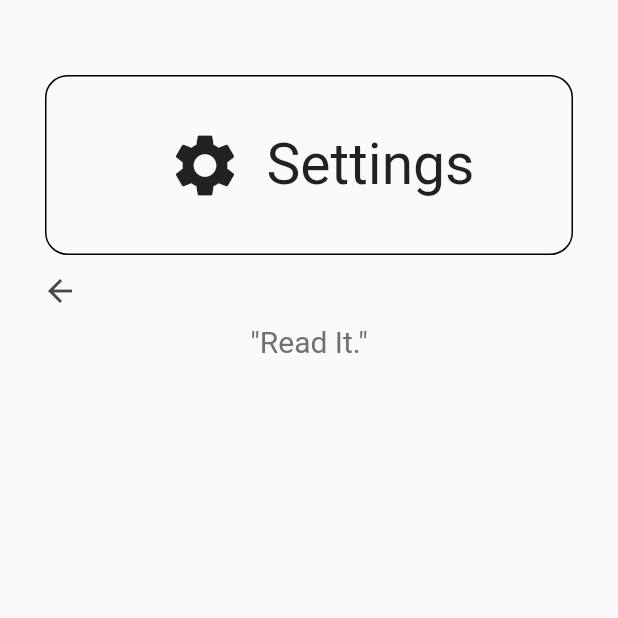
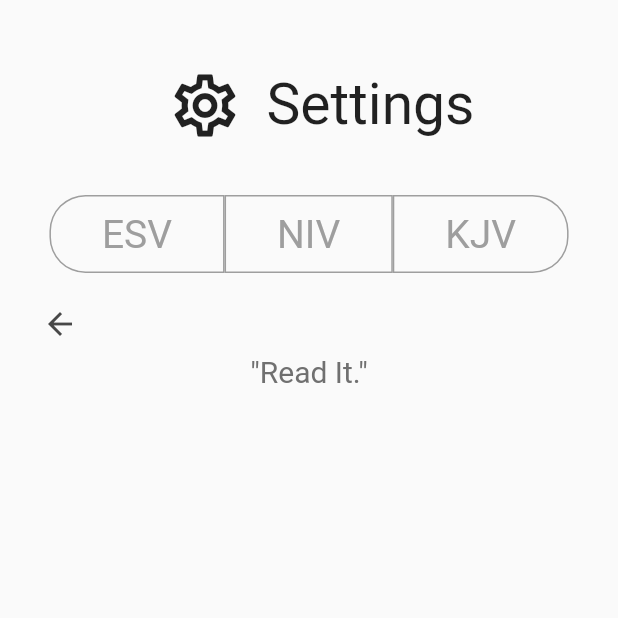
Before and after one commit to smolck/rwssp, a Flutter app: the screen it shows after launch, item 3 of the bottom bar chosen, after a tap on "What exactly is R-W-S-S-P?", on a phone screen of 412 x 824 dp, the top half of it. Run offline on Flutter 3.47's test engine with Material 2 defaults, Android fonts, the phone set to English and light mode, and no system bars; our stand-ins replace outline_material_icons; Roboto replaces fonts that are missing (Montserrat).

Commit message:
Switch to outlined icons and update settings app bar

```diff
--- a/lib/pages/settings.dart
+++ b/lib/pages/settings.dart
@@ -1,4 +1,6 @@
 import 'package:flutter/material.dart';
+import 'package:outline_material_icons/outline_material_icons.dart';
+
 import '../styles.dart';
 import './info.dart';
 
@@ -23,7 +25,7 @@ class SettingsPage extends StatelessWidget {
                   Padding(
                     padding: EdgeInsets.all(16.0),
                     child: Icon(
-                      Icons.info_outline,
+                      OMIcons.info,
                       size: 40.0,
                       color: palette['red'],
                     ),
--- a/lib/widgets/app_bar.dart
+++ b/lib/widgets/app_bar.dart
@@ -1,21 +1,19 @@
 import 'package:flutter/material.dart';
-import '../styles.dart';
 import 'package:rwssp/models/page_model.dart';
 import 'package:provider/provider.dart';
+import 'package:outline_material_icons/outline_material_icons.dart';
+
+import '../styles.dart';
 
 PreferredSize _settingsPageAppBar(BuildContext context) {
   return PreferredSize(
-    preferredSize: Size(double.infinity, 200),
+    preferredSize: Size(double.infinity, 220),
     child: Column(
       children: <Widget>[
+        // "Settings" widget
         Padding(
-          padding: EdgeInsets.only(top: 50.0, left: 30.0, right: 30.0),
+          padding: EdgeInsets.only(top: 10.0, left: 30.0, right: 30.0),
           child: Container(
-            decoration: BoxDecoration(
-              border: Border.all(color: Colors.black),
-              borderRadius: BorderRadius.all(Radius.circular(15.0)),
-              shape: BoxShape.rectangle,
-            ),
             width: MediaQuery.of(context).size.width,
             height: 120,
             child: Container(
@@ -25,7 +23,7 @@ PreferredSize _settingsPageAppBar(BuildContext context) {
                   Padding(
                     padding: EdgeInsets.all(16.0),
                     child: Icon(
-                      Icons.settings,
+                      OMIcons.settings,
                       size: 50,
                     ),
                   ),
@@ -38,7 +36,81 @@ PreferredSize _settingsPageAppBar(BuildContext context) {
             ),
           ),
         ),
-        Spacer(),
+
+        // TODO: Verify colors are consistent with everything and all that.
+        Padding(
+          padding: EdgeInsets.only(bottom: 10.0),
+          child: Row(
+            mainAxisAlignment: MainAxisAlignment.center,
+            children: <Widget>[
+              // ESV Container
+              Container(
+                decoration: BoxDecoration(
+                  border: Border.all(color: Colors.grey),
+                  borderRadius: BorderRadius.only(
+                    topLeft: Radius.circular(24.0),
+                    bottomLeft: Radius.circular(24.0),
+                  ),
+                ),
+                child: Padding(
+                  padding: EdgeInsets.only(
+                      left: 34.0, top: 10.0, bottom: 10.0, right: 34.0),
+                  child: Text(
+                    "ESV",
+                    // TODO: Style
+                    style: TextStyle(
+                      fontFamily: 'Montserrat',
+                      fontSize: 26,
+                      color: Colors.grey,
+                    ),
+                  ),
+                ),
+              ),
+
+              // NIV Container
+              Container(
+                decoration: BoxDecoration(
+                  border: Border.all(color: Colors.grey),
+                ),
+                child: Padding(
+                  padding: EdgeInsets.only(
+                      top: 10.0, bottom: 10.0, left: 34.0, right: 34.0),
+                  child: Text(
+                    "NIV",
+                    style: TextStyle(
+                      fontFamily: 'Montserrat',
+                      fontSize: 26,
+                      color: Colors.grey,
+                    ),
+                  ),
+                ),
+              ),
+
+              // KJV Container
+              Container(
+                decoration: BoxDecoration(
+                  border: Border.all(color: Colors.grey),
+                  borderRadius: BorderRadius.only(
+                    topRight: Radius.circular(24.0),
+                    bottomRight: Radius.circular(24.0),
+                  ),
+                ),
+                child: Padding(
+                  padding: EdgeInsets.only(
+                      top: 10.0, bottom: 10.0, right: 34.0, left: 34.0),
+                  child: Text(
+                    "KJV",
+                    style: TextStyle(
+                      fontFamily: 'Montserrat',
+                      fontSize: 26,
+                      color: Colors.grey,
+                    ),
+                  ),
+                ),
+              ),
+            ],
+          ),
+        ),
         Padding(
           padding: EdgeInsets.only(left: 16.0),
           child: Align(
@@ -59,6 +131,15 @@ PreferredSize _settingsPageAppBar(BuildContext context) {
     ),
   );
 }
+
+// TODO
+/* PreferredSize _infoPageAppBar(BuildContext context) {
+  return PreferredSize(
+      preferredSize: Size(double.infinity, 100),
+      child: Container(
+      ),
+  );
+} */
 
 PreferredSize appBar(BuildContext context, {List<TextSpan> text}) {
   var currentPage = Provider.of<PageModel>(context, listen: false).currentPage;
--- a/lib/widgets/bottom_nav_bar.dart
+++ b/lib/widgets/bottom_nav_bar.dart
@@ -1,6 +1,7 @@
 import 'package:flutter/material.dart';
 import 'package:rwssp/styles.dart';
 import 'package:rwssp/models/page_model.dart' show AppPage;
+import 'package:outline_material_icons/outline_material_icons.dart';
 
 Container bottomNavBar(BuildContext context,
     {@required int currentIndex, @required Function(AppPage) onTapHandler}) {
@@ -18,25 +19,19 @@ Container bottomNavBar(BuildContext context,
       items: <BottomNavigationBarItem>[
         BottomNavigationBarItem(
           icon: Icon(
-            Icons.home,
-            // color: currentPage == AppPage.Home ? palette['red'] : Colors.black,
+            OMIcons.home,
           ),
           title: Text('Home'),
         ),
         BottomNavigationBarItem(
           icon: Icon(
-            Icons.favorite_border,
-            // color: currentPage == AppPage.Favorites
-                // ? palette['red']
-                // : Colors.black,
+            OMIcons.favorite,
           ),
           title: Text('Favorites'),
         ),
         BottomNavigationBarItem(
           icon: Icon(
-            Icons.settings,
-            // color:
-                // currentPage == AppPage.Settings ? palette['red'] : Colors.black,
+            OMIcons.settings,
           ),
           title: Text('Settings'),
         ),
--- a/lib/widgets/search_bar.dart
+++ b/lib/widgets/search_bar.dart
@@ -1,6 +1,8 @@
 import 'package:flutter/material.dart';
 import 'package:provider/provider.dart';
 import 'package:rwssp/models/page_model.dart';
+import 'package:outline_material_icons/outline_material_icons.dart';
+
 import '../styles.dart';
 
 class SearchBar extends StatelessWidget {
@@ -40,7 +42,7 @@ class SearchBar extends StatelessWidget {
                   Consumer<PageModel>(
                     builder: (context, pageModel, _) => IconButton(
                       onPressed: () => pageModel.setCurrentPage(AppPage.Settings),
-                      icon: Icon(Icons.settings),
+                      icon: Icon(OMIcons.settings),
                       color: palette['red'],
                     ),
                   ),
--- a/pubspec.yaml
+++ b/pubspec.yaml
@@ -9,12 +9,13 @@ environment:
   sdk: ">=2.7.0 <3.0.0"
 
 dependencies:
-  http: ^0.12.0+4
-  provider: ^4.0.5
   flutter:
     sdk: flutter
 
+  http: ^0.12.0+4
+  provider: ^4.0.5
   cupertino_icons: ^0.1.3
+  outline_material_icons: ^0.1.1
 
 dev_dependencies:
   flutter_test:
```
